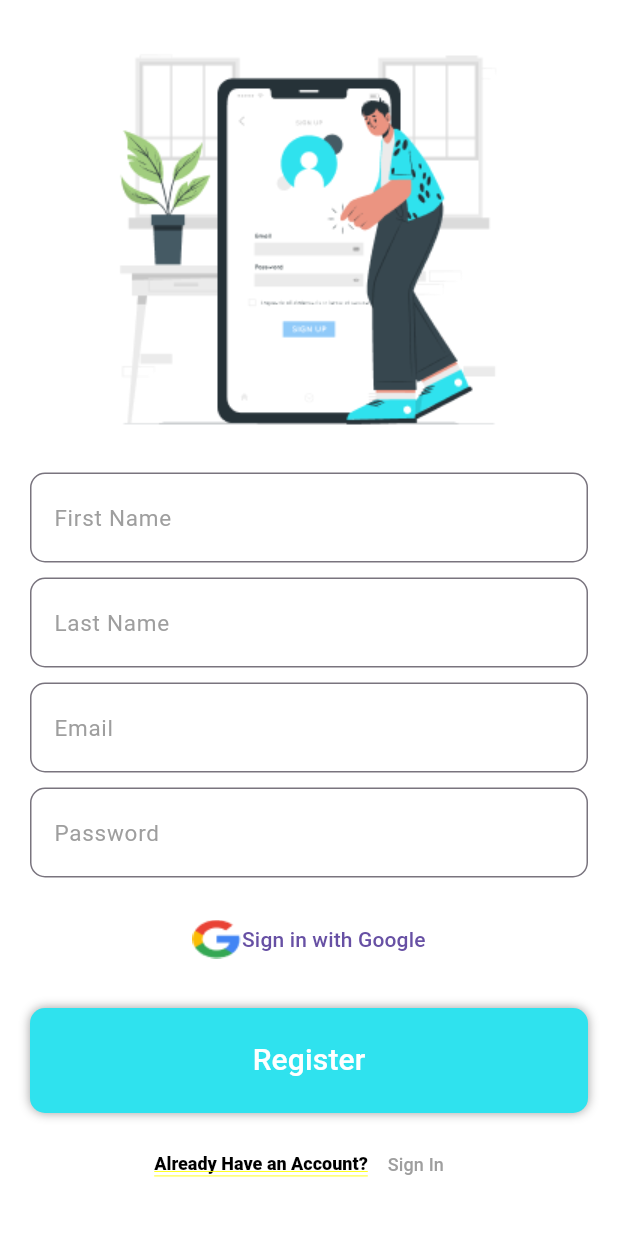
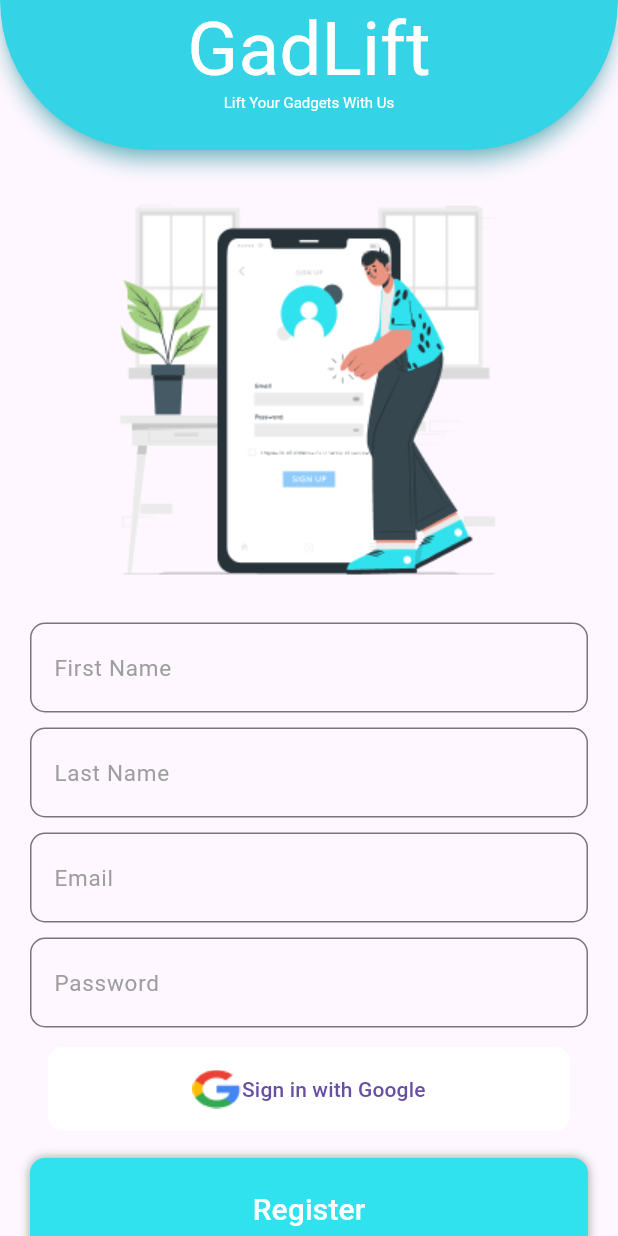
Before and after one commit to younes-damouna/gad-lift, a Flutter app: the screen it shows after launch, on a phone screen of 412 x 824 dp. Run offline on Flutter 3.47's test engine with Material 3 defaults, Android fonts, the light colour scheme and no system bars; our stand-ins replace google_fonts.

Commit message:
frontend: fixed appBar in registerScreen widget

```diff
--- a/mobile_app/lib/screens/auth/register.screen.dart
+++ b/mobile_app/lib/screens/auth/register.screen.dart
@@ -1,4 +1,5 @@
 import 'package:flutter/material.dart';
+import 'package:mobile_app/widgets/app_bar.widget.dart';
 import 'package:mobile_app/widgets/common/input.widget.dart';
 import 'package:mobile_app/widgets/common/primary_button.widget.dart';
 import 'package:mobile_app/widgets/common/section_title.dart';
@@ -13,7 +14,9 @@ class RegisterScreen extends StatefulWidget {
 class _RegisterScreenState extends State<RegisterScreen> {
   @override
   Widget build(BuildContext context) {
-    return ListView(children: [
+    return Scaffold(
+      appBar: const MyAppBar(),
+      body:  ListView(children: [
       //  Scaffold(
       // backgroundColor: const Color(0xFFF3F1F1),
       // body:
@@ -114,6 +117,7 @@ class _RegisterScreenState extends State<RegisterScreen> {
       //   ),
       // ),
       // ),
-    ]);
+    ]),
+    );
   }
 }
```
